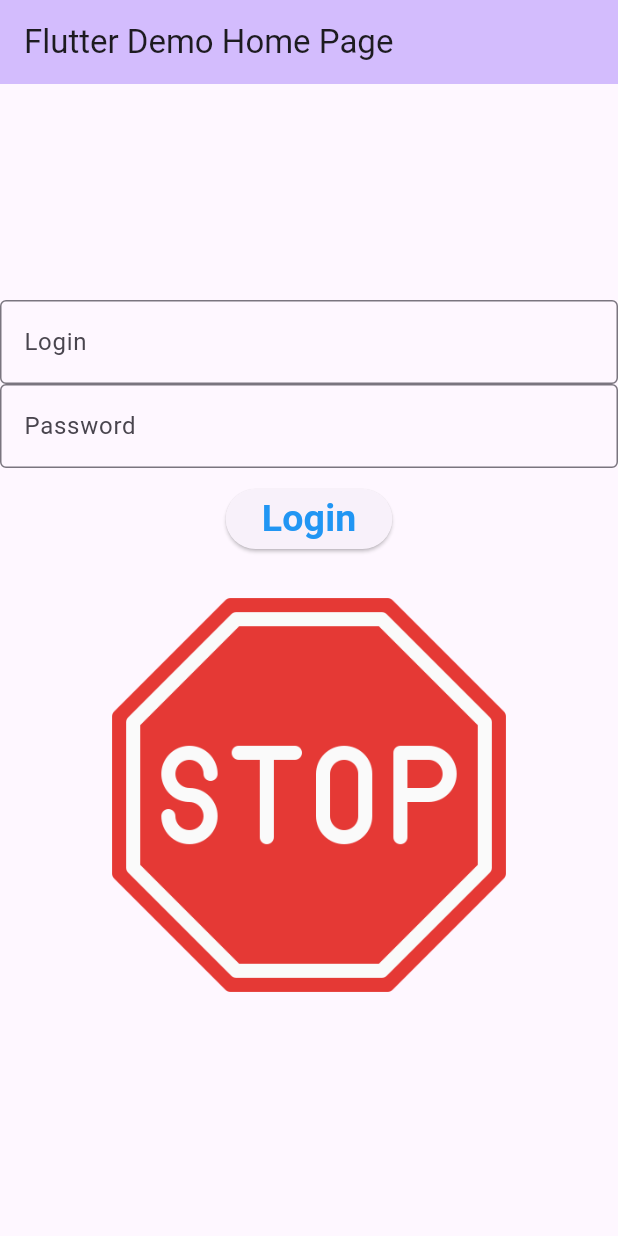
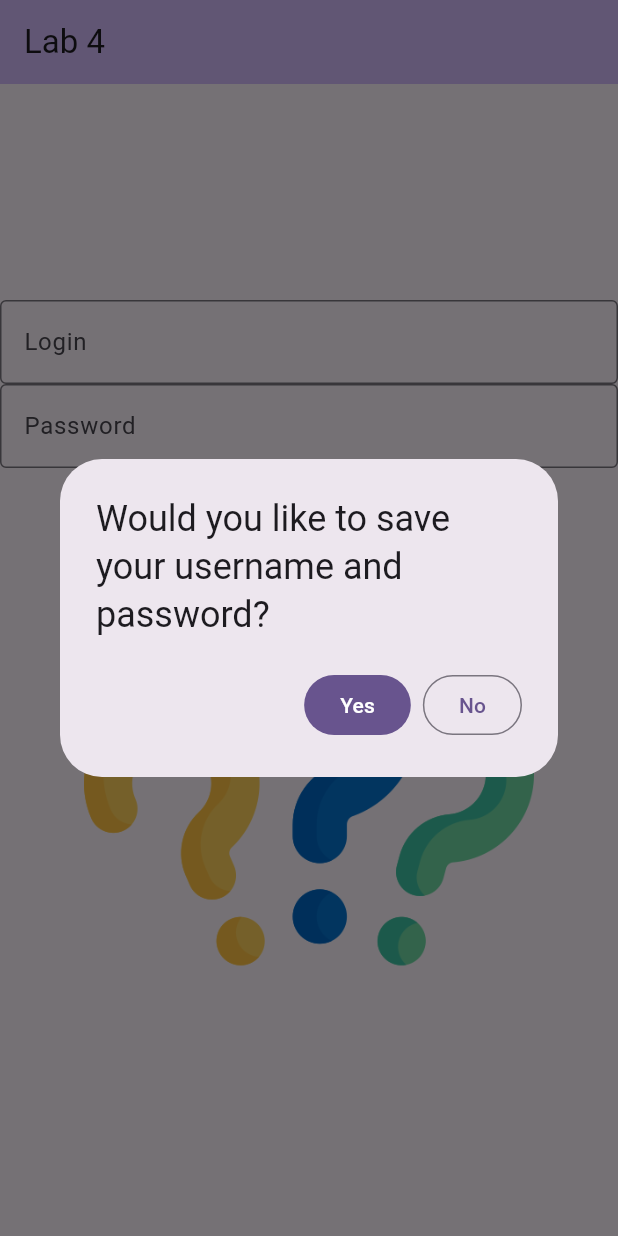
Before and after one commit to julie-nguy/CST2335_Labs, a Flutter app: the screen it shows after launch, after a tap on "Login", on a phone screen of 412 x 824 dp. Run offline on Flutter 3.47's test engine with Material 3 defaults, Android fonts, the phone set to English and light mode, and no system bars; missing offline and left inert: encrypted_shared_preferences.

Commit message:
Completed lab 4.

```diff
--- a/lib/main.dart
+++ b/lib/main.dart
@@ -1,3 +1,4 @@
+import 'package:encrypted_shared_preferences/encrypted_shared_preferences.dart';
 import 'package:flutter/material.dart';
 
 void main() {
@@ -10,11 +11,12 @@ class MyApp extends StatelessWidget {
   @override
   Widget build(BuildContext context) {
     return MaterialApp(
-      title: 'Flutter Demo',
+      title: 'Lab 4',
       theme: ThemeData(
         colorScheme: ColorScheme.fromSeed(seedColor: Colors.deepPurple),
       ),
-      home: const MyHomePage(title: 'Flutter Demo Home Page'),
+      home: const MyHomePage(title: 'Lab 4'),
+      debugShowCheckedModeBanner: false,
     );
   }
 }
@@ -35,6 +37,9 @@ class _MyHomePageState extends State<MyHomePage> {
   @override
   void initState() {
     super.initState();
+    EncryptedSharedPreferences prefs = EncryptedSharedPreferences();
+    getPreferences();
+
     _loginController = TextEditingController();
     _passController = TextEditingController();
   }
@@ -56,6 +61,32 @@ class _MyHomePageState extends State<MyHomePage> {
       setState(() {
         imageSource = "images/stop.png";
       });
+    }
+  }
+
+  //get encrypted preferences for the application
+  void getPreferences() async {
+    EncryptedSharedPreferences prefs = EncryptedSharedPreferences();
+    var login = await prefs.getString("Login");
+    var pass = await prefs.getString("Password");
+
+    if(login.isNotEmpty && pass.isNotEmpty) {
+      _loginController.text = login;
+      _passController.text = pass;
+      Future.delayed(Duration.zero, () {
+          var snackBar = SnackBar(
+              content: Text("Your login credentials have been saved."),
+              duration: const Duration(minutes: 2),
+              action: SnackBarAction(
+                  label: "Got it!",
+                  onPressed: () {
+                    ScaffoldMessenger.of(context).hideCurrentSnackBar();
+                  }
+              )
+          );
+          ScaffoldMessenger.of(context).showSnackBar(snackBar);
+        }
+      );
     }
   }
 
@@ -83,7 +114,36 @@ class _MyHomePageState extends State<MyHomePage> {
             Padding(
               padding: EdgeInsets.all(10.0),
               child: ElevatedButton(
-                onPressed: buttonClicked,
+                onPressed: () {
+                  showDialog(
+                    context: context,
+                    builder: (BuildContext ctx)
+                    {
+                      return AlertDialog(
+                        title: Text("Would you like to save your username and password?"),
+                        actions: [
+                          FilledButton(
+                            onPressed: (){
+                              EncryptedSharedPreferences prefs = EncryptedSharedPreferences();
+                              prefs.setString("Login", _loginController.value.text); //save login to encrypted preferences
+                              prefs.setString("Password", _passController.value.text); //save password to encrypted preferences
+                              Navigator.pop(ctx); //close the pop-up
+                            },
+                            child: Text("Yes"),
+                          ),
+                          OutlinedButton(
+                            onPressed: (){
+                              EncryptedSharedPreferences prefs = EncryptedSharedPreferences();
+                              prefs.clear(); //remove saved data
+                              Navigator.pop(ctx);
+                            },
+                            child: Text("No"),
+                          ),
+                        ],
+                      );
+                    }
+                  );
+                },
                 child: Text("Login", style: TextStyle(fontSize: 25.0, fontWeight: FontWeight.bold, color: Colors.blue)),
               ),
             ),
--- a/pubspec.yaml
+++ b/pubspec.yaml
@@ -34,6 +34,8 @@ dependencies:
   # The following adds the Cupertino Icons font to your application.
   # Use with the CupertinoIcons class for iOS style icons.
   cupertino_icons: ^1.0.8
+  shared_preferences: ^2.5.3
+  encrypted_shared_preferences: ^3.0.1
 
 dev_dependencies:
   flutter_test:
```
Also changed, not shown: pubspec.lock, 1 other file.
